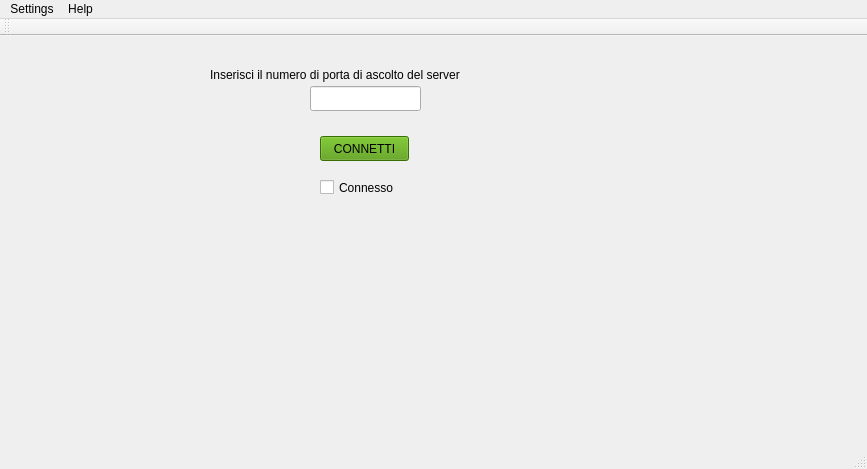
Marlowess/PRTS-ESP32-server, file mainwindow.ui: the form before one commit.
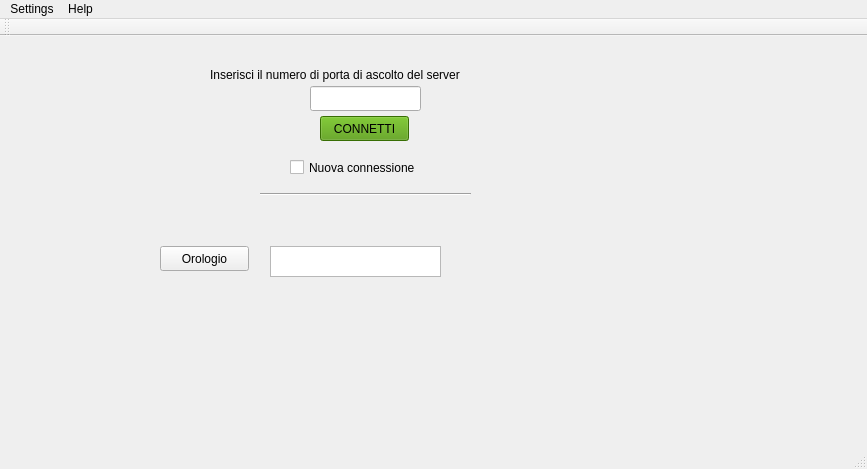
The form after the commit.

Diff of the .ui file:
```diff
--- a/mainwindow.ui
+++ b/mainwindow.ui
@@ -41,7 +41,7 @@
     <property name="geometry">
      <rect>
       <x>320</x>
-      <y>100</y>
+      <y>80</y>
       <width>89</width>
       <height>25</height>
      </rect>
@@ -57,14 +57,50 @@
    <widget class="QCheckBox" name="checkConn">
     <property name="geometry">
      <rect>
-      <x>320</x>
-      <y>140</y>
-      <width>92</width>
+      <x>290</x>
+      <y>120</y>
+      <width>151</width>
       <height>23</height>
      </rect>
     </property>
     <property name="text">
-     <string>Connesso</string>
+     <string>Nuova connessione</string>
+    </property>
+   </widget>
+   <widget class="Line" name="line">
+    <property name="geometry">
+     <rect>
+      <x>260</x>
+      <y>150</y>
+      <width>211</width>
+      <height>16</height>
+     </rect>
+    </property>
+    <property name="orientation">
+     <enum>Qt::Horizontal</enum>
+    </property>
+   </widget>
+   <widget class="QPushButton" name="timeButton">
+    <property name="geometry">
+     <rect>
+      <x>160</x>
+      <y>210</y>
+      <width>89</width>
+      <height>25</height>
+     </rect>
+    </property>
+    <property name="text">
+     <string>Orologio</string>
+    </property>
+   </widget>
+   <widget class="QPlainTextEdit" name="editTime">
+    <property name="geometry">
+     <rect>
+      <x>270</x>
+      <y>210</y>
+      <width>171</width>
+      <height>31</height>
+     </rect>
     </property>
    </widget>
   </widget>
```
